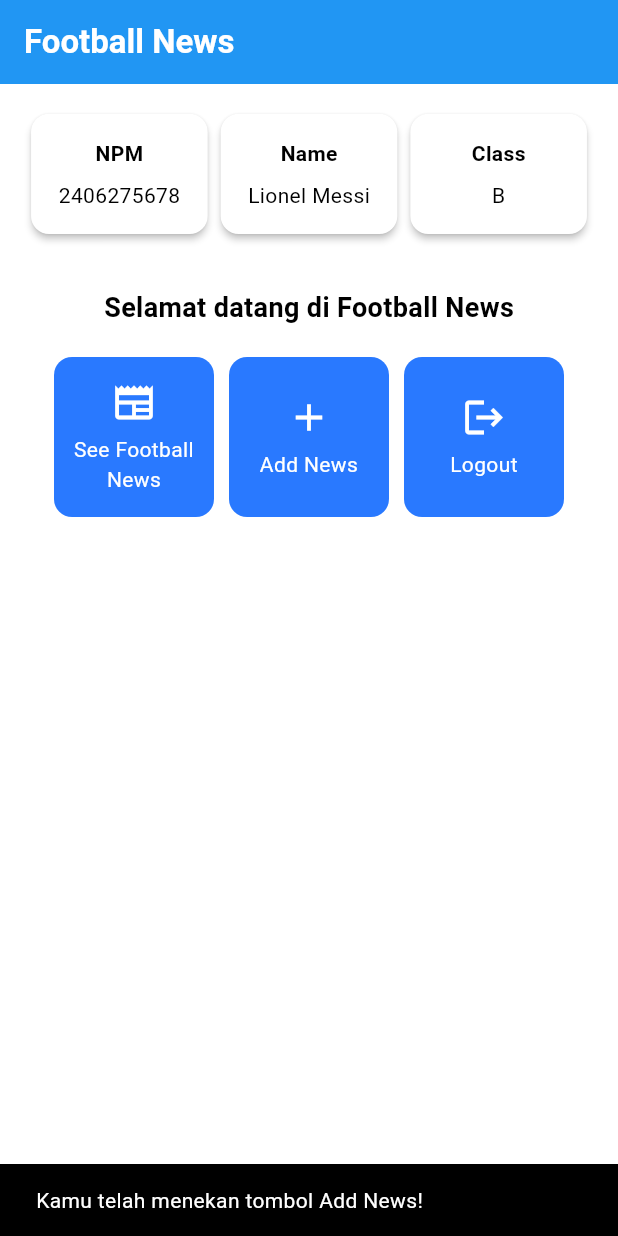
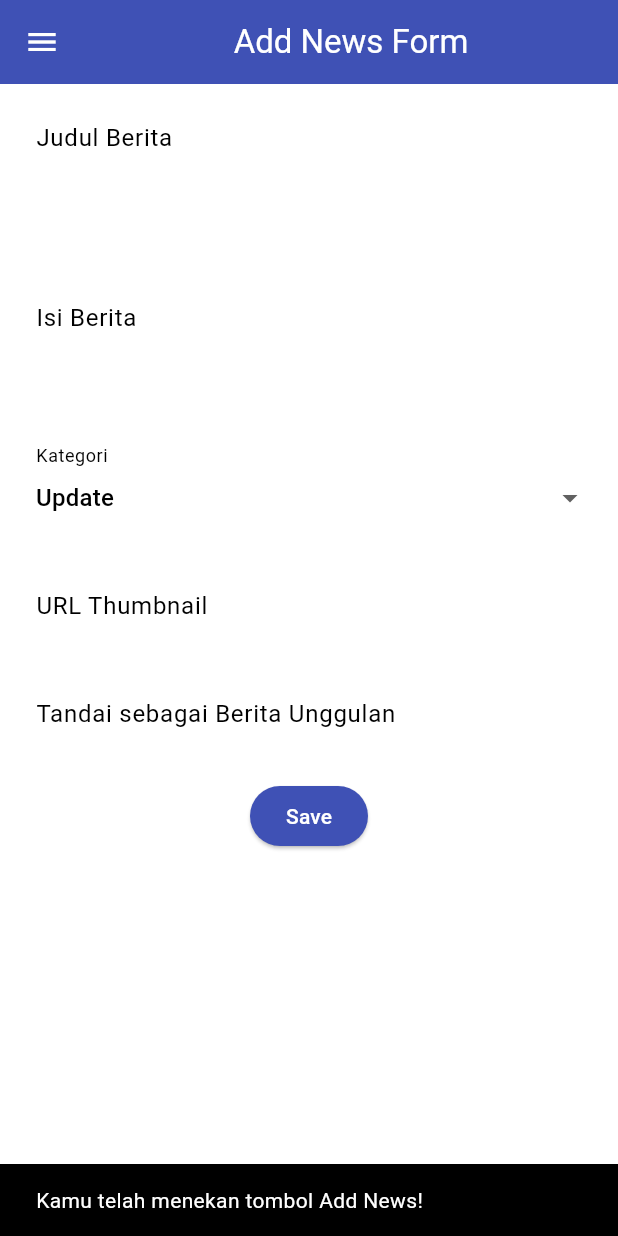
Before and after one commit to JohannesNichola/football-news-mobile, a Flutter app: the screen it shows after launch, after a tap on "Add News", on a phone screen of 412 x 824 dp. Run offline on Flutter 3.47's test engine with Material 3 defaults, Android fonts, the phone set to English and light mode, and no system bars.

Commit message:
end of tutorial 7

```diff
--- a/football_news/lib/main.dart
+++ b/football_news/lib/main.dart
@@ -1,5 +1,6 @@
 import 'package:flutter/material.dart';
-import 'package:football_news/menu.dart';
+import 'package:football_news/screens/menu.dart';
+
 void main() {
   runApp(const MyApp());
 }
--- a/football_news/lib/menu.dart
+++ b/football_news/lib/screens/menu.dart
@@ -1,4 +1,6 @@
 import 'package:flutter/material.dart';
+import 'package:football_news/widgets/left_drawer.dart';
+import 'package:football_news/widgets/news_card.dart';
 
 class MyHomePage extends StatelessWidget {
   MyHomePage({super.key});
@@ -29,7 +31,9 @@ class MyHomePage extends StatelessWidget {
         ),
         // Warna latar belakang AppBar diambil dari skema warna tema aplikasi.
         backgroundColor: Theme.of(context).colorScheme.primary,
+        iconTheme: IconThemeData(color: Colors.white),
       ),
+      drawer: LeftDrawer(),
       // Body halaman dengan padding di sekelilingnya.
       body: Padding(
         padding: const EdgeInsets.all(16.0),
@@ -132,57 +136,3 @@ class ItemHomepage {
 
  ItemHomepage(this.name, this.icon);
 }
-
-class ItemCard extends StatelessWidget {
-  // Menampilkan kartu dengan ikon dan nama.
-
-  final ItemHomepage item;
-
-  const ItemCard(this.item, {super.key});
-
-  @override
-  Widget build(BuildContext context) {
-    return Material(
-      // Menentukan warna latar belakang dari tema aplikasi.
-      color: Theme.of(context).colorScheme.secondary,
-      // Membuat sudut kartu melengkung.
-      borderRadius: BorderRadius.circular(12),
-
-      child: InkWell(
-        // Aksi ketika kartu ditekan.
-        onTap: () {
-          // Menampilkan pesan SnackBar saat kartu ditekan.
-          ScaffoldMessenger.of(context)
-            ..hideCurrentSnackBar()
-            ..showSnackBar(
-              SnackBar(content: Text("Kamu telah menekan tombol ${item.name}!"))
-            );
-        },
-        // Container untuk menyimpan Icon dan Text
-        child: Container(
-          padding: const EdgeInsets.all(8),
-          child: Center(
-            child: Column(
-              // Menyusun ikon dan teks di tengah kartu.
-              mainAxisAlignment: MainAxisAlignment.center,
-              children: [
-                Icon(
-                  item.icon,
-                  color: Colors.white,
-                  size: 30.0,
-                ),
-                const Padding(padding: EdgeInsets.all(3)),
-                Text(
-                  item.name,
-                  textAlign: TextAlign.center,
-                  style: const TextStyle(color: Colors.white),
-                ),
-              ],
-            ),
-          ),
-        ),
-      ),
-    );
-  }
-
-}
--- /dev/null
+++ b/football_news/lib/screens/newslist_form.dart
@@ -0,0 +1,215 @@
+import 'package:flutter/material.dart';
+import 'package:football_news/widgets/left_drawer.dart';
+
+class NewsFormPage extends StatefulWidget {
+    const NewsFormPage({super.key});
+
+    @override
+    State<NewsFormPage> createState() => _NewsFormPageState();
+}
+
+class _NewsFormPageState extends State<NewsFormPage> {
+    final _formKey = GlobalKey<FormState>();
+    String _title = "";
+    String _content = "";
+    String _category = "update"; // default
+    String _thumbnail = "";
+    bool _isFeatured = false; // default
+
+    final List<String> _categories = [
+      'transfer',
+      'update',
+      'exclusive',
+      'match',
+      'rumor',
+      'analysis',
+    ];
+
+    @override
+    Widget build(BuildContext context) {
+      return Scaffold(
+        appBar: AppBar(
+          title: const Center(
+            child: Text(
+              'Add News Form',
+            ),
+          ),
+          backgroundColor: Colors.indigo,
+          foregroundColor: Colors.white,
+        ),
+        drawer: LeftDrawer(),
+        body: Form(
+          key: _formKey,
+          child: SingleChildScrollView(
+            child: Column(
+              crossAxisAlignment: CrossAxisAlignment.start,
+              children:[
+                // === Title ===
+                Padding(
+                  padding: const EdgeInsets.all(8.0),
+                  child: TextFormField(
+                    decoration: InputDecoration(
+                      hintText: "Judul Berita",
+                      labelText: "Judul Berita",
+                      border: OutlineInputBorder(
+                        borderRadius: BorderRadius.circular(5.0),
+                      ),
+                    ),
+                    onChanged: (String? value) {
+                      setState(() {
+                        _title = value!;
+                      });
+                    },
+                    validator: (String? value) {
+                      if (value == null || value.isEmpty) {
+                        return "Judul tidak boleh kosong!";
+                      }
+                      return null;
+                    },
+                  ),
+                ),
+
+                // === Content ===
+                Padding(
+                  padding: const EdgeInsets.all(8.0),
+                  child: TextFormField(
+                    maxLines: 5,
+                    decoration: InputDecoration(
+                      hintText: "Isi Berita",
+                      labelText: "Isi Berita",
+                      border: OutlineInputBorder(
+                        borderRadius: BorderRadius.circular(5.0),
+                      ),
+                    ),
+                    onChanged: (String? value) {
+                      setState(() {
+                        _content = value!;
+                      });
+                    },
+                    validator: (String? value) {
+                      if (value == null || value.isEmpty) {
+                        return "Isi berita tidak boleh kosong!";
+                      }
+                      return null;
+                    },
+                  ),
+                ),
+
+                // === Category ===
+                Padding(
+                  padding: const EdgeInsets.all(8.0),
+                  child: DropdownButtonFormField<String>(
+                    decoration: InputDecoration(
+                      labelText: "Kategori",
+                      border: OutlineInputBorder(
+                        borderRadius: BorderRadius.circular(5.0),
+                      ),
+                    ),
+                    value: _category,
+                    items: _categories
+                        .map((cat) => DropdownMenuItem(
+                              value: cat,
+                              child: Text(
+                                  cat[0].toUpperCase() + cat.substring(1)),
+                            ))
+                        .toList(),
+                    onChanged: (String? newValue) {
+                      setState(() {
+                        _category = newValue!;
+                      });
+                    },
+                  ),
+                ),
+
+                // === Thumbnail URL ===
+                Padding(
+                  padding: const EdgeInsets.all(8.0),
+                  child: TextFormField(
+                    decoration: InputDecoration(
+                      hintText: "URL Thumbnail (opsional)",
+                      labelText: "URL Thumbnail",
+                      border: OutlineInputBorder(
+                        borderRadius: BorderRadius.circular(5.0),
+                      ),
+                    ),
+                    onChanged: (String? value) {
+                      setState(() {
+                        _thumbnail = value!;
+                      });
+                    },
+                  ),
+                ),
+
+                // === Is Featured ===
+                Padding(
+                  padding: const EdgeInsets.all(8.0),
+                  child: SwitchListTile(
+                    title: const Text("Tandai sebagai Berita Unggulan"),
+                    value: _isFeatured,
+                    onChanged: (bool value) {
+                      setState(() {
+                        _isFeatured = value;
+                      });
+                    },
+                  ),
+                ),
+
+                // === Tombol Simpan ===
+                Align(
+                  alignment: Alignment.bottomCenter,
+                  child: Padding(
+                    padding: const EdgeInsets.all(8.0),
+                    child: ElevatedButton(
+                      style: ButtonStyle(
+                        backgroundColor:
+                            WidgetStateProperty.all(Colors.indigo),
+                      ),
+                      onPressed: () {
+                        if (_formKey.currentState!.validate()) {
+                          showDialog(
+                            context: context,
+                            builder: (context) {
+                              return AlertDialog(
+                                title: const Text('Berita berhasil tersimpan'),
+                                content: SingleChildScrollView(
+                                  child: Column(
+                                    crossAxisAlignment:
+                                        CrossAxisAlignment.start,
+                                    children: [
+                                      Text('Judul: $_title'),
+                                        Text('Isi: $_content'),
+                                        Text('Kategori: $_category'),
+                                        Text('Thumbnail: $_thumbnail'),
+                                        Text(
+                                            'Unggulan: ${_isFeatured ? "Ya" : "Tidak"}'),
+                                    ],
+                                  ),
+                                ),
+                                actions: [
+                                  TextButton(
+                                    child: const Text('OK'),
+                                    onPressed: () {
+                                      Navigator.pop(context);
+                                      _formKey.currentState!.reset();
+                                    },
+                                  ),
+                                ],
+                              );
+                            },
+                          );
+                        }
+                      },
+                      child: const Text(
+                        "Save",
+                        style: TextStyle(color: Colors.white),
+                      ),
+                    ),
+                  ),
+                ),
+              ],
+            ),
+          ),
+        ),
+      );
+    }
+}
--- /dev/null
+++ b/football_news/lib/widgets/left_drawer.dart
@@ -0,0 +1,70 @@
+import 'package:flutter/material.dart';
+import 'package:football_news/screens/menu.dart';
+import 'package:football_news/screens/newslist_form.dart';
+
+
+class LeftDrawer extends StatelessWidget {
+  const LeftDrawer({super.key});
+
+  @override
+  Widget build(BuildContext context) {
+    return Drawer(
+      child: ListView(
+        children: [
+          const DrawerHeader(
+            decoration: BoxDecoration(
+              color: Colors.blue,
+            ),
+            child: Column(
+              children: [
+                Text(
+                  'Football News',
+                  textAlign: TextAlign.center,
+                  style: TextStyle(
+                    fontSize: 30,
+                    fontWeight: FontWeight.bold,
+                    color: Colors.white,
+                  ),
+                ),
+                Padding(padding: EdgeInsets.all(10)),
+                Text(
+                  "Seluruh berita sepak bola terkini di sini!",
+                  textAlign: TextAlign.center,
+                  style: TextStyle(
+                    fontSize: 15,
+                    color: Colors.white,
+                    fontWeight: FontWeight.normal
+                  ),
+                ),
+              ],
+            ),
+          ),
+          ListTile(
+            leading: const Icon(Icons.home_outlined),
+            title: const Text('Home'),
+            // Bagian redirection ke MyHomePage
+            onTap: () {
+              Navigator.pushReplacement(
+                  context,
+                  MaterialPageRoute(
+                    builder: (context) => MyHomePage(),
+                  ));
+            },
+          ),
+          ListTile(
+            leading: const Icon(Icons.post_add),
+            title: const Text('Add News'),
+            // Bagian redirection ke NewsFormPage
+            onTap: () {
+              Navigator.pushReplacement(
+                  context,
+                  MaterialPageRoute(
+                    builder: (context) => NewsFormPage(),
+                  ));
+            },
+          ),
+        ],
+      ),
+    );
+  }
+}
--- /dev/null
+++ b/football_news/lib/widgets/news_card.dart
@@ -0,0 +1,60 @@
+import 'package:flutter/material.dart';
+import 'package:football_news/screens/menu.dart';
+import 'package:football_news/screens/newslist_form.dart';
+
+class ItemCard extends StatelessWidget {
+  // Menampilkan kartu dengan ikon dan nama.
+
+  final ItemHomepage item;
+
+  const ItemCard(this.item, {super.key});
+
+  @override
+  Widget build(BuildContext context) {
+    return Material(
+      // Menentukan warna latar belakang dari tema aplikasi.
+      color: Theme.of(context).colorScheme.secondary,
+      // Membuat sudut kartu melengkung.
+      borderRadius: BorderRadius.circular(12),
+
+      child: InkWell(
+        // Aksi ketika kartu ditekan.
+        onTap: () {
+          // Menampilkan pesan SnackBar saat kartu ditekan.
+          ScaffoldMessenger.of(context)
+            ..hideCurrentSnackBar()
+            ..showSnackBar(
+              SnackBar(content: Text("Kamu telah menekan tombol ${item.name}!"))
+            );
+          if (item.name == "Add News") {
+            Navigator.push(context, MaterialPageRoute(builder: (context) => NewsFormPage()));
+          }
+        },
+        // Container untuk menyimpan Icon dan Text
+        child: Container(
+          padding: const EdgeInsets.all(8),
+          child: Center(
+            child: Column(
+              // Menyusun ikon dan teks di tengah kartu.
+              mainAxisAlignment: MainAxisAlignment.center,
+              children: [
+                Icon(
+                  item.icon,
+                  color: Colors.white,
+                  size: 30.0,
+                ),
+                const Padding(padding: EdgeInsets.all(3)),
+                Text(
+                  item.name,
+                  textAlign: TextAlign.center,
+                  style: const TextStyle(color: Colors.white),
+                ),
+              ],
+            ),
+          ),
+        ),
+      ),
+    );
+  }
+
+}
--- a/football_news/pubspec.yaml
+++ b/football_news/pubspec.yaml
@@ -60,8 +60,7 @@ flutter:
   uses-material-design: true
 
   # To add assets to your application, add an assets section, like this:
-  assets:
-      - images/image.png
+  # assets:
   #   - images/a_dot_burr.jpeg
   #   - images/a_dot_ham.jpeg
 
```
